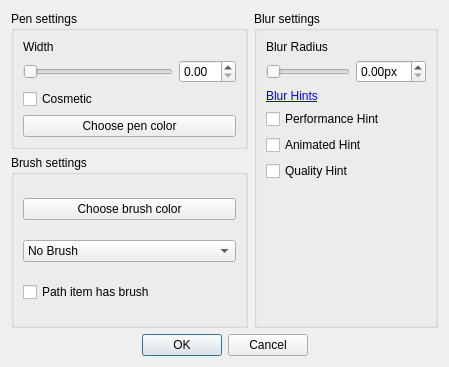
First picture: the form in cropeditor/settings/brushpenselection.ui, repository ArsenArsen/KShare, before the edit.
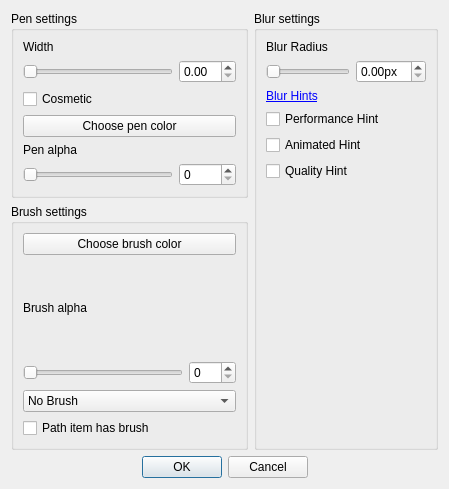
Second picture: the form after the edit.

Commit message: Add Alt+Click to delete an item, add alpha values

```diff
--- a/cropeditor/settings/brushpenselection.ui
+++ b/cropeditor/settings/brushpenselection.ui
@@ -7,7 +7,7 @@
     <x>0</x>
     <y>0</y>
     <width>449</width>
-    <height>367</height>
+    <height>489</height>
    </rect>
   </property>
   <property name="focusPolicy">
@@ -23,13 +23,30 @@
       <string>Pen settings</string>
      </property>
      <layout class="QGridLayout" name="gridLayout_2">
-      <item row="3" column="0" colspan="2">
+      <item row="1" column="0">
+       <widget class="QSlider" name="widthSlider">
+        <property name="maximum">
+         <number>2500</number>
+        </property>
+        <property name="orientation">
+         <enum>Qt::Horizontal</enum>
+        </property>
+       </widget>
+      </item>
+      <item row="4" column="0" colspan="2">
        <widget class="QPushButton" name="penColor">
         <property name="text">
          <string>Choose pen color</string>
         </property>
        </widget>
       </item>
+      <item row="3" column="0">
+       <widget class="QCheckBox" name="cosmetic">
+        <property name="text">
+         <string>Cosmetic</string>
+        </property>
+       </widget>
+      </item>
       <item row="0" column="0">
        <widget class="QLabel" name="label_3">
         <property name="text">
@@ -37,26 +54,33 @@
         </property>
        </widget>
       </item>
+      <item row="5" column="0">
+       <widget class="QLabel" name="label_5">
+        <property name="text">
+         <string>Pen alpha</string>
+        </property>
+       </widget>
+      </item>
       <item row="1" column="1">
        <widget class="QDoubleSpinBox" name="widthSpinner"/>
       </item>
-      <item row="2" column="0">
-       <widget class="QCheckBox" name="cosmetic">
-        <property name="text">
-         <string>Cosmetic</string>
-        </property>
-       </widget>
-      </item>
-      <item row="1" column="0">
-       <widget class="QSlider" name="widthSlider">
+      <item row="6" column="0">
+       <widget class="QSlider" name="penAlphaSlider">
         <property name="maximum">
-         <number>2500</number>
+         <number>255</number>
         </property>
         <property name="orientation">
          <enum>Qt::Horizontal</enum>
         </property>
        </widget>
       </item>
+      <item row="6" column="1">
+       <widget class="QSpinBox" name="penAlphaSpin">
+        <property name="maximum">
+         <number>255</number>
+        </property>
+       </widget>
+      </item>
      </layout>
     </widget>
    </item>
@@ -66,14 +90,7 @@
       <string>Brush settings</string>
      </property>
      <layout class="QGridLayout" name="gridLayout">
-      <item row="0" column="0">
-       <widget class="QPushButton" name="brushColor">
-        <property name="text">
-         <string>Choose brush color</string>
-        </property>
-       </widget>
-      </item>
-      <item row="1" column="0">
+      <item row="3" column="0" colspan="2">
        <widget class="QComboBox" name="brushStyle">
         <item>
          <property name="text">
@@ -152,13 +169,44 @@
         </item>
        </widget>
       </item>
-      <item row="2" column="0">
+      <item row="4" column="0" colspan="2">
        <widget class="QCheckBox" name="pathItemHasBrush">
         <property name="text">
          <string>Path item has brush</string>
         </property>
        </widget>
       </item>
+      <item row="2" column="1">
+       <widget class="QSpinBox" name="alphaSpin">
+        <property name="maximum">
+         <number>255</number>
+        </property>
+       </widget>
+      </item>
+      <item row="2" column="0">
+       <widget class="QSlider" name="alphaSlider">
+        <property name="maximum">
+         <number>255</number>
+        </property>
+        <property name="orientation">
+         <enum>Qt::Horizontal</enum>
+        </property>
+       </widget>
+      </item>
+      <item row="0" column="0" colspan="2">
+       <widget class="QPushButton" name="brushColor">
+        <property name="text">
+         <string>Choose brush color</string>
+        </property>
+       </widget>
+      </item>
+      <item row="1" column="0">
+       <widget class="QLabel" name="label_4">
+        <property name="text">
+         <string>Brush alpha</string>
+        </property>
+       </widget>
+      </item>
      </layout>
     </widget>
    </item>
```
Left out of the diff: 67 changed lines with no effect on the pictures. The commit also changes 4 other files.
